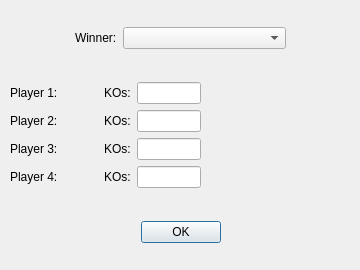
Old version of the form gameresults.ui in the repository navzam/BrawlerPlus.
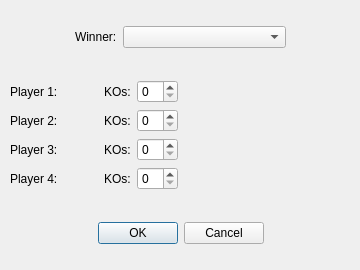
New version of the form.

Commit message: Line edits in the game results dialog are now spin boxes. Added a cancel button to the game results dialog.

Patch:
```diff
--- a/gameresults.ui
+++ b/gameresults.ui
@@ -137,33 +137,6 @@
         </property>
        </widget>
       </item>
-      <item row="0" column="3">
-       <widget class="QLineEdit" name="KOEdit1">
-        <property name="enabled">
-         <bool>true</bool>
-        </property>
-        <property name="maxLength">
-         <number>2</number>
-        </property>
-       </widget>
-      </item>
-      <item row="2" column="3">
-       <widget class="QLineEdit" name="KOEdit2">
-        <property name="maxLength">
-         <number>2</number>
-        </property>
-       </widget>
-      </item>
-      <item row="3" column="3">
-       <widget class="QLineEdit" name="KOEdit3">
-        <property name="maxLength">
-         <number>2</number>
-        </property>
-       </widget>
-      </item>
-      <item row="4" column="3">
-       <widget class="QLineEdit" name="KOEdit4"/>
-      </item>
       <item row="0" column="4">
        <spacer name="horizontalSpacer_5">
         <property name="orientation">
@@ -174,12 +147,24 @@
         </property>
         <property name="sizeHint" stdset="0">
          <size>
-          <width>150</width>
+          <width>174</width>
           <height>20</height>
          </size>
         </property>
        </spacer>
       </item>
+      <item row="0" column="3">
+       <widget class="QSpinBox" name="KOSpinBox1"/>
+      </item>
+      <item row="2" column="3">
+       <widget class="QSpinBox" name="KOSpinBox2"/>
+      </item>
+      <item row="3" column="3">
+       <widget class="QSpinBox" name="KOSpinBox3"/>
+      </item>
+      <item row="4" column="3">
+       <widget class="QSpinBox" name="KOSpinBox4"/>
+      </item>
      </layout>
     </item>
     <item>
@@ -198,9 +183,9 @@
        </spacer>
       </item>
       <item>
-       <widget class="QPushButton" name="pushButton">
-        <property name="text">
-         <string>OK</string>
+       <widget class="QDialogButtonBox" name="buttonBox">
+        <property name="standardButtons">
+         <set>QDialogButtonBox::Cancel|QDialogButtonBox::Ok</set>
         </property>
        </widget>
       </item>
```
The commit also changes 3 other files.
